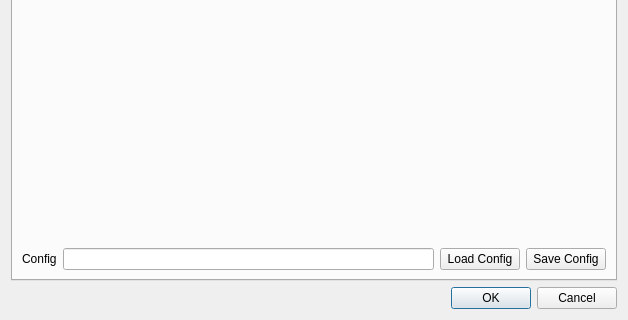
Qt form src/dialog_preferences.ui (melegiul/adtf-remote) before a commit; both pictures show x 0 to 628 and y 140 to 460 of the 628 by 460 pixel window.
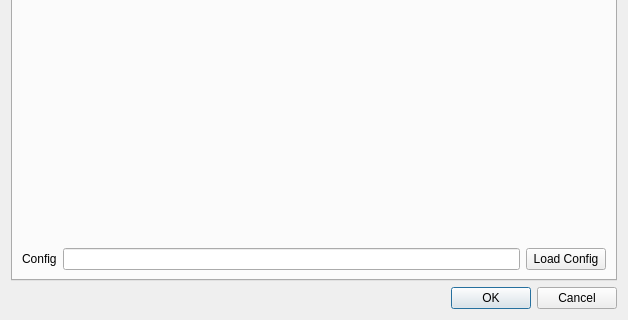
The same form after that commit. Icons and pictures are not drawn.

Diff of the .ui file:
```diff
--- a/src/dialog_preferences.ui
+++ b/src/dialog_preferences.ui
@@ -157,19 +157,16 @@
           </widget>
          </item>
          <item>
-          <widget class="QLineEdit" name="car_config_edit_label"/>
-         </item>
-         <item>
-          <widget class="QPushButton" name="load_car_config_button">
-           <property name="text">
-            <string>Load Config</string>
+          <widget class="QLineEdit" name="car_config_edit_label">
+           <property name="readOnly">
+            <bool>true</bool>
            </property>
           </widget>
          </item>
          <item>
-          <widget class="QPushButton" name="save_car_config_button">
+          <widget class="QPushButton" name="load_car_config_button">
            <property name="text">
-            <string>Save Config</string>
+            <string>Load Config</string>
            </property>
           </widget>
          </item>
```
